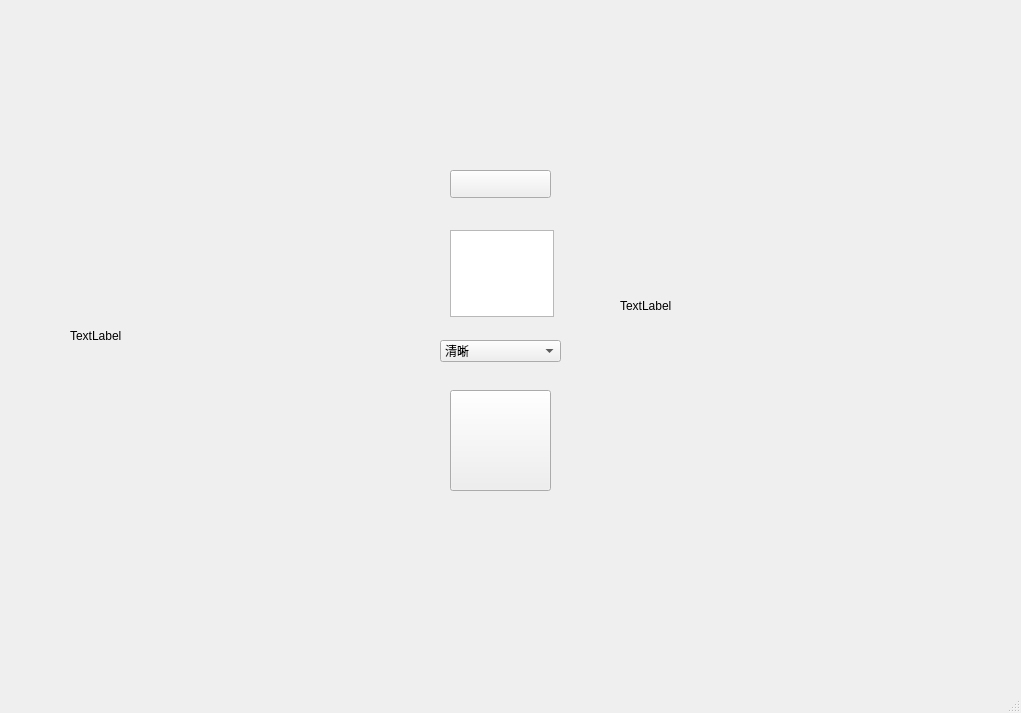
Old version of the form window.ui in the repository hysspoluo/codetest.
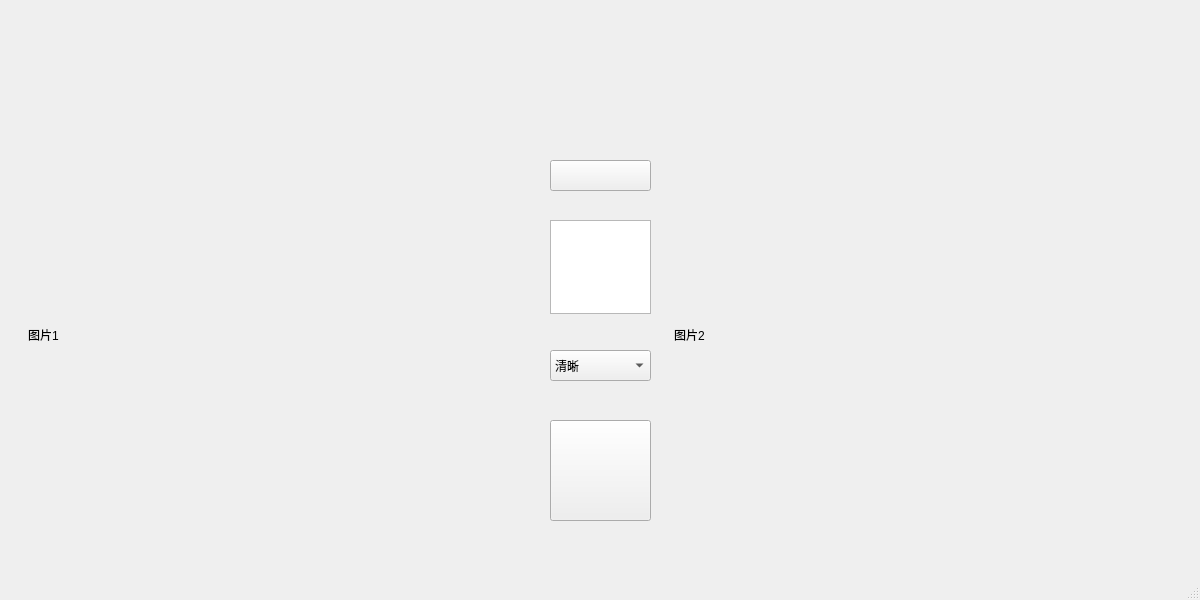
New version of the form. Icons and pictures are not drawn.

Commit message: ui界面修改

```diff
--- a/window.ui
+++ b/window.ui
@@ -6,10 +6,22 @@
    <rect>
     <x>0</x>
     <y>0</y>
-    <width>1021</width>
-    <height>713</height>
+    <width>1200</width>
+    <height>600</height>
    </rect>
   </property>
+  <property name="minimumSize">
+   <size>
+    <width>1200</width>
+    <height>600</height>
+   </size>
+  </property>
+  <property name="maximumSize">
+   <size>
+    <width>1200</width>
+    <height>600</height>
+   </size>
+  </property>
   <property name="windowTitle">
    <string>MainWindow</string>
   </property>
@@ -17,10 +29,10 @@
    <widget class="QPushButton" name="pushButton_inPut">
     <property name="geometry">
      <rect>
-      <x>450</x>
-      <y>170</y>
+      <x>550</x>
+      <y>160</y>
       <width>101</width>
-      <height>28</height>
+      <height>31</height>
      </rect>
     </property>
     <property name="styleSheet">
@@ -33,8 +45,8 @@
    <widget class="QPushButton" name="pushButton_conversion">
     <property name="geometry">
      <rect>
-      <x>450</x>
-      <y>390</y>
+      <x>550</x>
+      <y>420</y>
       <width>101</width>
       <height>101</height>
      </rect>
@@ -49,10 +61,10 @@
    <widget class="QComboBox" name="comboBox">
     <property name="geometry">
      <rect>
-      <x>440</x>
-      <y>340</y>
-      <width>121</width>
-      <height>22</height>
+      <x>550</x>
+      <y>350</y>
+      <width>101</width>
+      <height>31</height>
      </rect>
     </property>
     <item>
@@ -74,14 +86,14 @@
    <widget class="QLabel" name="iput_image">
     <property name="geometry">
      <rect>
-      <x>70</x>
-      <y>180</y>
-      <width>261</width>
-      <height>311</height>
+      <x>28</x>
+      <y>85</y>
+      <width>500</width>
+      <height>500</height>
      </rect>
     </property>
     <property name="text">
-     <string>TextLabel</string>
+     <string>图片1</string>
     </property>
     <property name="scaledContents">
      <bool>true</bool>
@@ -90,14 +102,14 @@
    <widget class="QLabel" name="output_image">
     <property name="geometry">
      <rect>
-      <x>620</x>
-      <y>150</y>
-      <width>261</width>
-      <height>311</height>
+      <x>674</x>
+      <y>85</y>
+      <width>500</width>
+      <height>500</height>
      </rect>
     </property>
     <property name="text">
-     <string>TextLabel</string>
+     <string>图片2</string>
     </property>
     <property name="scaledContents">
      <bool>true</bool>
@@ -106,10 +118,10 @@
    <widget class="QTextEdit" name="textEdit">
     <property name="geometry">
      <rect>
-      <x>450</x>
-      <y>230</y>
-      <width>104</width>
-      <height>87</height>
+      <x>550</x>
+      <y>220</y>
+      <width>101</width>
+      <height>94</height>
      </rect>
     </property>
     <property name="html">
```
Left out of the diff: 2 changed lines with no effect on the pictures. The commit also changes 3 other files.
